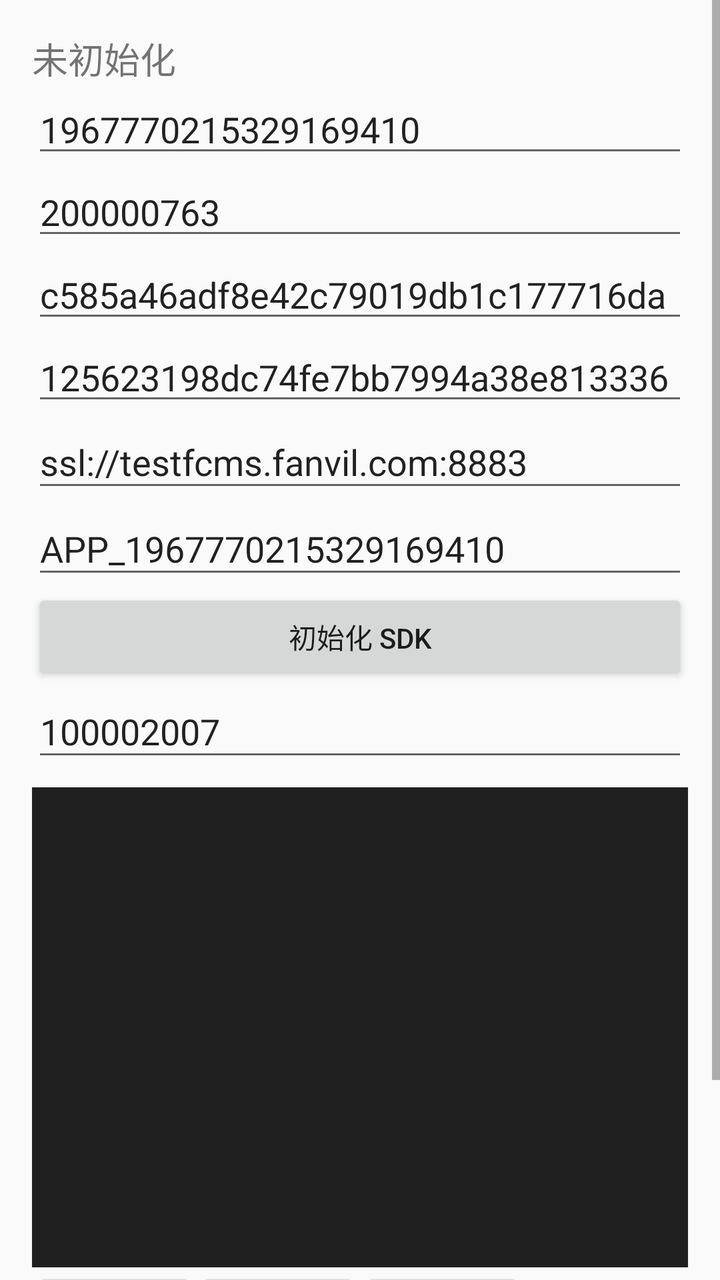
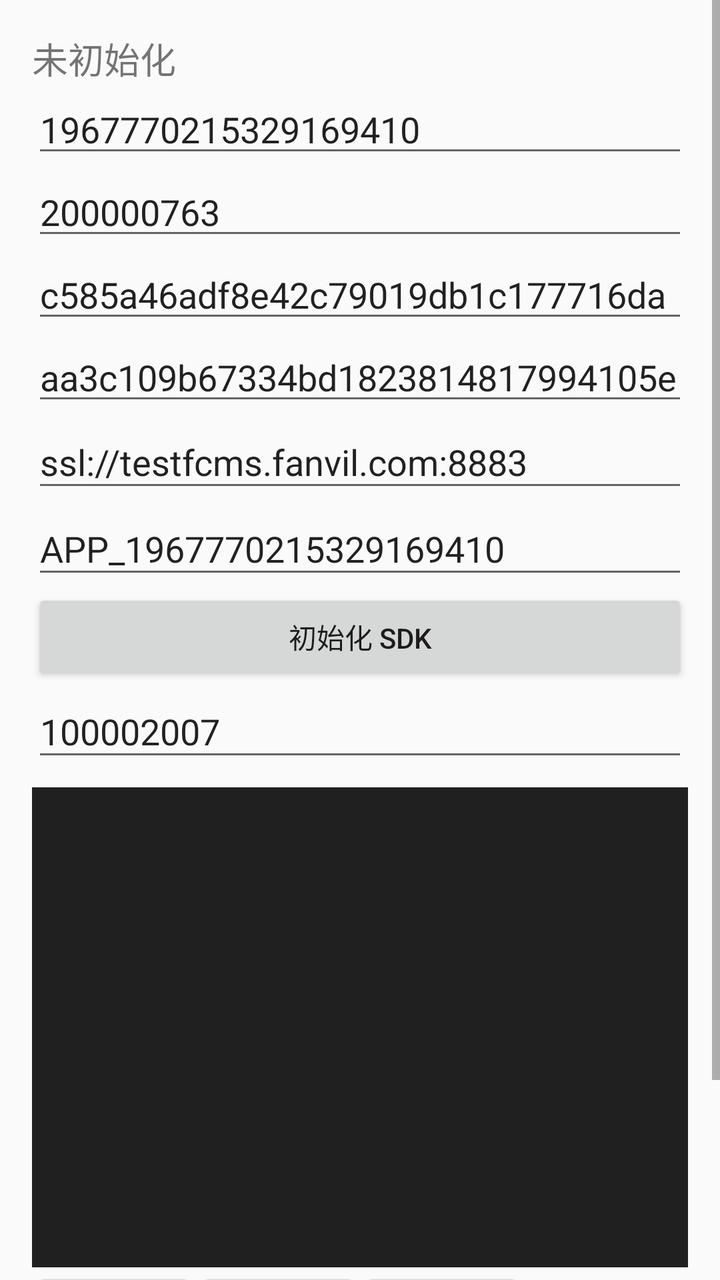

Before-and-after screenshots of an Android layout around one commit, followed by the original layout XML and the change that was made.
<!-- AndroidManifest.xml: activity theme Theme.FanvilLinkSdkDemo -->
<!-- res/layout/activity_main.xml -->
<?xml version="1.0" encoding="utf-8"?>
<ScrollView xmlns:android="http://schemas.android.com/apk/res/android"
    android:layout_width="match_parent"
    android:layout_height="match_parent"
    android:fillViewport="true">

    <LinearLayout
        android:layout_width="match_parent"
        android:layout_height="wrap_content"
        android:orientation="vertical"
        android:padding="16dp">

        <TextView
            android:id="@+id/statusText"
            android:layout_width="match_parent"
            android:layout_height="wrap_content"
            android:text="未初始化"
            android:textSize="18sp" />

        <EditText
            android:id="@+id/userIdInput"
            android:layout_width="match_parent"
            android:layout_height="wrap_content"
            android:text="1967770215329169410"
            android:hint="User ID"
            android:inputType="text" />

        <EditText
            android:id="@+id/agoraIdInput"
            android:layout_width="match_parent"
            android:layout_height="wrap_content"
            android:text="200000763"
            android:hint="Agora ID"
            android:inputType="text" />

        <EditText
            android:id="@+id/agoraAppIdInput"
            android:layout_width="match_parent"
            android:layout_height="wrap_content"
            android:text="c585a46adf8e42c79019db1c177716da"
            android:hint="Agora App ID"
            android:inputType="text" />

        <EditText
            android:id="@+id/accessTokenInput"
            android:layout_width="match_parent"
            android:layout_height="wrap_content"
            android:hint="Access Token"
            android:text="125623198dc74fe7bb7994a38e813336"
            android:inputType="text" />

        <EditText
            android:id="@+id/mqttUrlInput"
            android:layout_width="match_parent"
            android:layout_height="wrap_content"
            android:hint="MQTT URL，例如 tcp://host:1883"
            android:text="ssl://testfcms.fanvil.com:8883"
            android:inputType="textUri" />

        <EditText
            android:id="@+id/mqttUserInput"
            android:layout_width="match_parent"
            android:layout_height="wrap_content"
            android:hint="MQTT 用户名"
            android:text="APP_1967770215329169410"
            android:inputType="text" />

        <Button
            android:id="@+id/initButton"
            android:layout_width="match_parent"
            android:layout_height="wrap_content"
            android:text="初始化 SDK" />

        <EditText
            android:id="@+id/sipUsernameInput"
            android:layout_width="match_parent"
            android:layout_height="wrap_content"
            android:hint="被叫 SIP 用户名"
            android:text="100002007"
            android:inputType="text" />

        <FrameLayout
            android:id="@+id/rtcView"
            android:layout_width="match_parent"
            android:layout_height="240dp"
            android:layout_marginTop="8dp"
            android:background="#202020" />

        <LinearLayout
            android:layout_width="match_parent"
            android:layout_height="wrap_content"
            android:orientation="horizontal">

            <Button
                android:id="@+id/callButton"
                android:layout_width="0dp"
                android:layout_height="wrap_content"
                android:layout_weight="1"
                android:text="呼叫" />

            <Button
                android:id="@+id/monitorButton"
                android:layout_width="0dp"
                android:layout_height="wrap_content"
                android:layout_weight="1"
                android:text="监控" />

            <Button
                android:id="@+id/acceptButton"
                android:layout_width="0dp"
                android:layout_height="wrap_content"
                android:layout_weight="1"
                android:text="接听" />

            <Button
                android:id="@+id/endButton"
                android:layout_width="0dp"
                android:layout_height="wrap_content"
                android:layout_weight="1"
                android:text="挂断/停止" />
        </LinearLayout>

        <LinearLayout
            android:layout_width="match_parent"
            android:layout_height="wrap_content"
            android:orientation="horizontal">

            <ToggleButton
                android:id="@+id/muteButton"
                android:layout_width="0dp"
                android:layout_height="wrap_content"
                android:layout_weight="1"
                android:textOff="麦克风开启"
                android:textOn="已静音" />

            <ToggleButton
                android:id="@+id/speakerButton"
                android:layout_width="0dp"
                android:layout_height="wrap_content"
                android:layout_weight="1"
                android:checked="true"
                android:textOff="听筒"
                android:textOn="扬声器" />
        </LinearLayout>
    </LinearLayout>
</ScrollView>
<!-- resources referenced by this layout -->
<resources>
  <style name="Theme.FanvilLinkSdkDemo" parent="android:Theme.Material.Light.NoActionBar" />
</resources>

<!-- the commit's change to res/layout/activity_main.xml (unified diff, before → after) -->
@@ -46,7 +46,7 @@
             android:layout_width="match_parent"
             android:layout_height="wrap_content"
             android:hint="Access Token"
-            android:text="125623198dc74fe7bb7994a38e813336"
+            android:text="aa3c109b67334bd1823814817994105e"
             android:inputType="text" />
 
         <EditText
